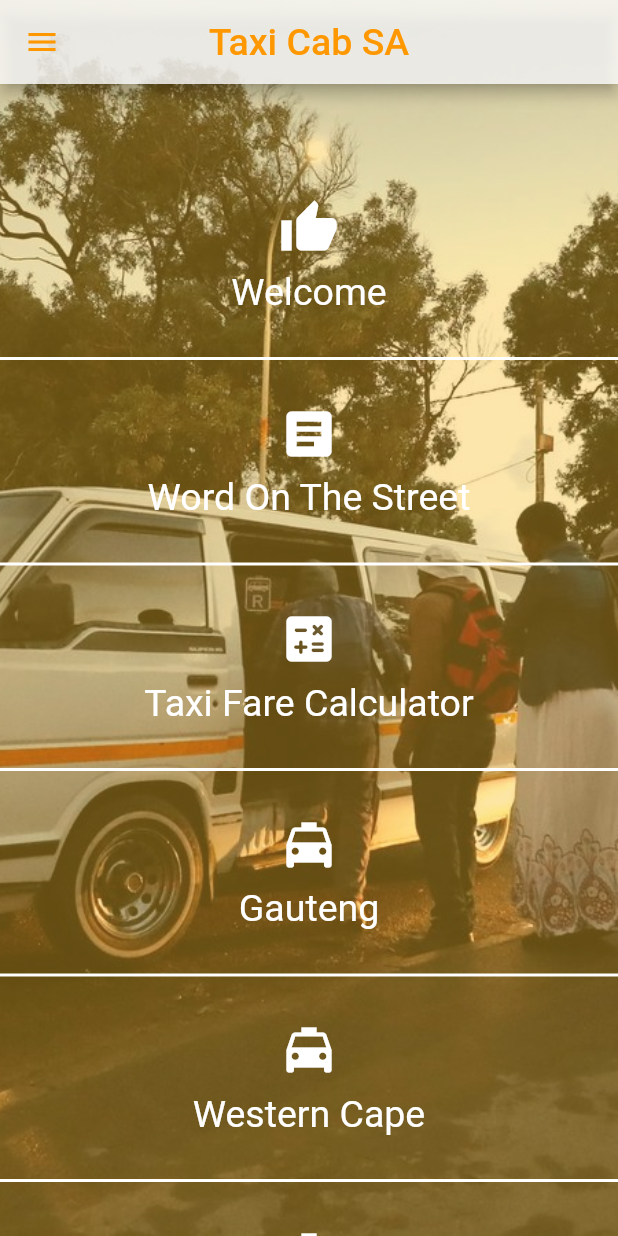
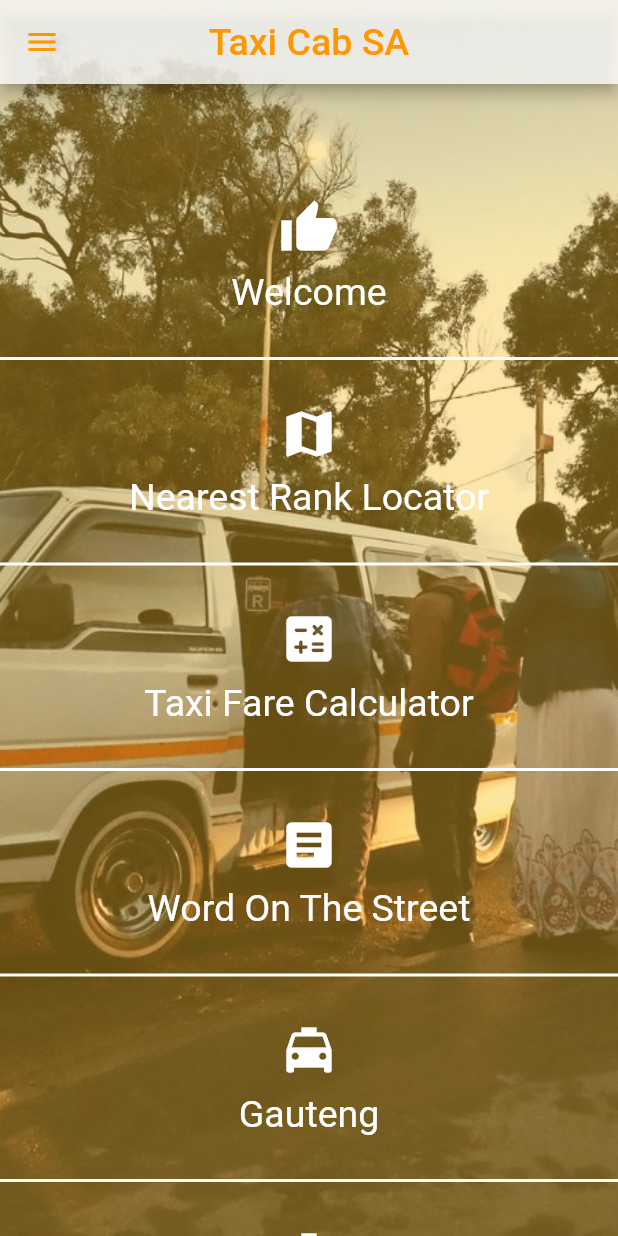
Before and after one commit to koketsomatjila/taxicab_sa, a Flutter app: the screen it shows after launch, on a phone screen of 412 x 824 dp. Run offline on Flutter 3.47's test engine with Material 2 defaults, Android fonts, the phone set to English and light mode, and no system bars; our stand-ins replace cloud_firestore, firebase_core, google_fonts, google_maps_flutter, transparent_image; accounts and stored records are empty; Roboto replaces fonts that are missing (Aclonica).

Commit message:
map is up and running need finishing touches

```diff
--- a/lib/Provider/news_article_provider.dart
+++ b/lib/Provider/news_article_provider.dart
@@ -1,5 +1,5 @@
+import 'package:flutter/material.dart';
 import 'package:flutter/widgets.dart';
-import 'package:flutter/material.dart';
 import 'package:taxicab_sa/Services/news_article_service.dart';
 import 'package:taxicab_sa/models/news_article_model.dart';
 
--- a/lib/Provider/taxi_rank_provider.dart
+++ b/lib/Provider/taxi_rank_provider.dart
@@ -1,5 +1,5 @@
+import 'package:flutter/material.dart';
 import 'package:flutter/widgets.dart';
-import 'package:flutter/material.dart';
 import 'package:taxicab_sa/Services/taxirank_service.dart';
 import 'package:taxicab_sa/models/taxi_rank_model.dart';
 
--- a/lib/Screens/Comments.dart
+++ b/lib/Screens/Comments.dart
@@ -17,12 +17,11 @@
           centerTitle: true,
           iconTheme: IconThemeData(color: Colors.orange),
           backgroundColor: Colors.white.withOpacity(0.8),
-          title: Flexible(
-            child: (Text(
+          title: Text(
               'Taxi Cab SA',
               textAlign: TextAlign.center,
               style: GoogleFonts.aclonica(color: Colors.orange, fontSize: 25),
-            )),
+
           ),
         ),
         // drawer: AppDrawer(),
--- a/lib/Screens/Home.dart
+++ b/lib/Screens/Home.dart
@@ -6,6 +6,7 @@
 import 'package:taxicab_sa/Screens/Gauteng.dart';
 import 'package:taxicab_sa/Screens/NewsList.dart';
 import 'package:taxicab_sa/Screens/NorthWest.dart';
+import 'package:taxicab_sa/Screens/RankMap.dart';
 // import 'package:taxicab_sa/Screens/Traffic.dart';
 import 'package:taxicab_sa/Screens/Welcome.dart';
 import 'package:taxicab_sa/Screens/WesternCape.dart';
@@ -82,18 +83,18 @@
                       padding: const EdgeInsets.only(top: 18, bottom: 18),
                       child: InkWell(
                         onTap: () {
-                          changeScreen(context, News());
+                          changeScreen(context, RankMap());
                         },
                         child: ListTile(
                           title: Icon(
-                            Icons.article,
+                            Icons.map,
                             color: Colors.white,
                             size: 40,
                           ),
                           subtitle: Padding(
                             padding: const EdgeInsets.only(top: 8.0),
                             child: Text(
-                              "Word On The Street",
+                              "Nearest Rank Locator",
                               textAlign: TextAlign.center,
                               style: TextStyle(
                                 color: Colors.white,
@@ -124,6 +125,36 @@
                             padding: const EdgeInsets.only(top: 8.0),
                             child: Text(
                               "Taxi Fare Calculator",
+                              textAlign: TextAlign.center,
+                              style: TextStyle(
+                                color: Colors.white,
+                                fontSize: 25,
+                              ),
+                            ),
+                          ),
+                        ),
+                      ),
+                    ),
+                    Divider(
+                      thickness: 2,
+                      color: Colors.white,
+                    ),
+                    Padding(
+                      padding: const EdgeInsets.only(top: 18, bottom: 18),
+                      child: InkWell(
+                        onTap: () {
+                          changeScreen(context, News());
+                        },
+                        child: ListTile(
+                          title: Icon(
+                            Icons.article,
+                            color: Colors.white,
+                            size: 40,
+                          ),
+                          subtitle: Padding(
+                            padding: const EdgeInsets.only(top: 8.0),
+                            child: Text(
+                              "Word On The Street",
                               textAlign: TextAlign.center,
                               style: TextStyle(
                                 color: Colors.white,
--- a/lib/Screens/NewsList.dart
+++ b/lib/Screens/NewsList.dart
@@ -23,12 +23,11 @@
           centerTitle: true,
           iconTheme: IconThemeData(color: Colors.orange),
           backgroundColor: Colors.white.withOpacity(0.8),
-          title: Flexible(
-            child: (Text(
+          title: Text(
               'Taxi Cab SA',
               textAlign: TextAlign.center,
               style: GoogleFonts.aclonica(color: Colors.orange, fontSize: 25),
-            )),
+
           ),
         ),
         // drawer: AppDrawer(),
--- a/lib/Screens/Traffic.dart
+++ b/lib/Screens/Traffic.dart
@@ -17,12 +17,11 @@
           centerTitle: true,
           iconTheme: IconThemeData(color: Colors.orange),
           backgroundColor: Colors.white.withOpacity(0.8),
-          title: Flexible(
-            child: (Text(
+          title: Text(
               'Taxi Cab SA',
               textAlign: TextAlign.center,
               style: GoogleFonts.aclonica(color: Colors.orange, fontSize: 25),
-            )),
+
           ),
         ),
         // drawer: AppDrawer(),
--- a/lib/Screens/Welcome.dart
+++ b/lib/Screens/Welcome.dart
@@ -12,12 +12,11 @@
         centerTitle: true,
         iconTheme: IconThemeData(color: Colors.orange),
         backgroundColor: Colors.white.withOpacity(0.8),
-        title: Flexible(
-          child: (Text(
+        title: Text(
             'Taxi Cab SA',
             textAlign: TextAlign.center,
             style: GoogleFonts.aclonica(color: Colors.orange, fontSize: 25),
-          )),
+
         ),
       ),
       body: Stack(children: [
--- a/lib/main.dart
+++ b/lib/main.dart
@@ -1,10 +1,11 @@
 import 'package:firebase_core/firebase_core.dart';
 import 'package:flutter/material.dart';
+import 'package:google_fonts/google_fonts.dart';
 import 'package:provider/provider.dart';
 import 'package:taxicab_sa/Provider/news_article_provider.dart';
 import 'package:taxicab_sa/Provider/taxi_rank_provider.dart';
 import 'package:taxicab_sa/Screens/Home.dart';
-import 'package:google_fonts/google_fonts.dart';
+
 
 void main() async {
   WidgetsFlutterBinding.ensureInitialized();
--- a/pubspec.yaml
+++ b/pubspec.yaml
@@ -31,7 +31,7 @@
   geoflutterfire2: ^2.3.2
   geolocator: ^7.0.3
   google_fonts: ^1.1.2
-  google_maps_flutter: ^2.0.2
+  google_maps_flutter: ^2.0.6
   provider: ^4.3.3
   transparent_image: ^1.0.0
   url_launcher: ^6.0.3
```
Also changed, not shown: lib/Common/Default Empty Page.dart (+8 -10 lines), lib/Common/article_details.dart (+4 -6 lines), lib/Common/rank_details.dart (+6 -6 lines), lib/Screens/Contact.dart (+3 -4 lines), lib/Screens/RankMap.dart (added, +98 -0 lines), lib/Common/taxi_rank_tile.dart (line endings or trailing spaces), pubspec.lock, 16 other files.
